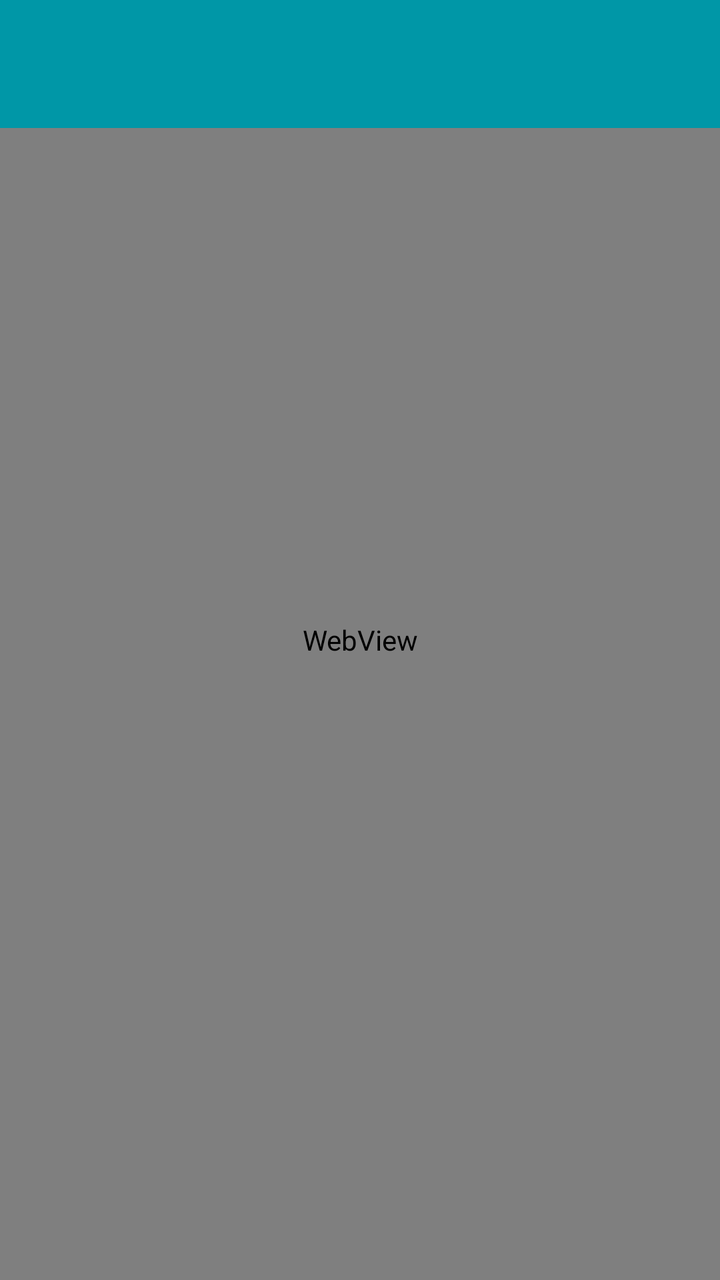
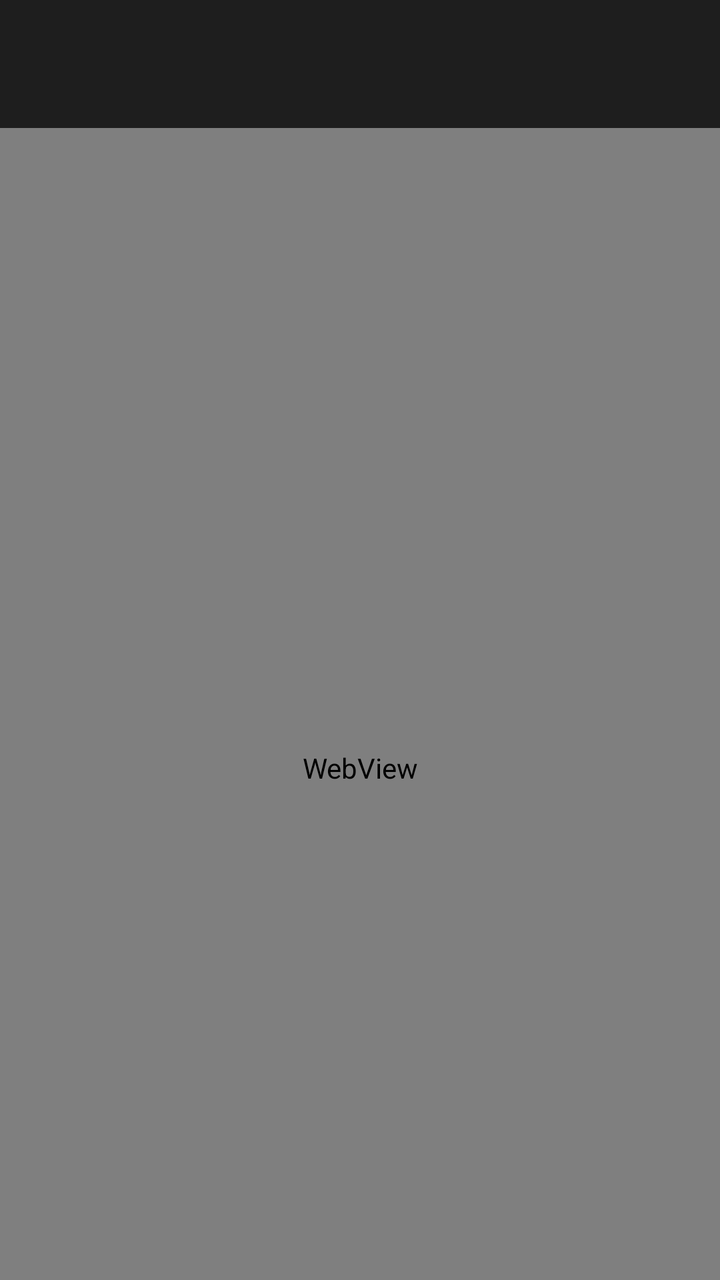

Before-and-after screenshots of an Android layout around one commit, followed by the original layout XML and the change that was made.
<!-- AndroidManifest.xml: application theme Theme.Zaki_Yasri_3TIB -->
<!-- res/layout/activity_web_view.xml -->
<?xml version="1.0" encoding="utf-8"?>
<androidx.coordinatorlayout.widget.CoordinatorLayout xmlns:android="http://schemas.android.com/apk/res/android"
    xmlns:app="http://schemas.android.com/apk/res-auto"
    xmlns:tools="http://schemas.android.com/tools"
    android:id="@+id/main"
    android:layout_width="match_parent"
    android:layout_height="match_parent"
    tools:context=".pertemuan5.WebViewActivity">


    <WebView
        android:id="@+id/webView"
        android:layout_width="match_parent"
        android:layout_height="match_parent"
        app:layout_constraintBottom_toBottomOf="parent"
        app:layout_constraintStart_toEndOf="parent"
        app:layout_constraintTop_toTopOf="parent"
        />
    <com.google.android.material.appbar.AppBarLayout
        android:id="@+id/appbar"
        android:layout_width="match_parent"
        android:layout_height="wrap_content">


        <androidx.appcompat.widget.Toolbar
            android:id="@+id/toolbar"
            android:layout_width="match_parent"
            android:layout_height="?attr/actionBarSize"
            android:background="#0097A7"
            app:subtitleTextColor="@android:color/white"
            app:layout_constraintEnd_toStartOf="parent"
            app:layout_constraintTop_toTopOf="parent"
            app:titleTextColor="@android:color/white"
            app:layout_scrollFlags="scroll|enterAlways"/>
    </com.google.android.material.appbar.AppBarLayout>
</androidx.coordinatorlayout.widget.CoordinatorLayout>
<!-- resources referenced by this layout -->
<resources>
  <style name="Theme.Zaki_Yasri_3TIB" parent="Base.Theme.Zaki_Yasri_3TIB" />
  <style name="Base.Theme.Zaki_Yasri_3TIB" parent="Theme.Material3.DayNight.NoActionBar">
          
          
      </style>
</resources>

<!-- the commit's change to res/layout/activity_web_view.xml (unified diff, before → after) -->
@@ -1,36 +1,28 @@
 <?xml version="1.0" encoding="utf-8"?>
 <androidx.coordinatorlayout.widget.CoordinatorLayout xmlns:android="http://schemas.android.com/apk/res/android"
     xmlns:app="http://schemas.android.com/apk/res-auto"
-    xmlns:tools="http://schemas.android.com/tools"
     android:id="@+id/main"
     android:layout_width="match_parent"
-    android:layout_height="match_parent"
-    tools:context=".pertemuan5.WebViewActivity">
+    android:layout_height="match_parent">
 
+    <com.google.android.material.appbar.AppBarLayout
+        android:id="@+id/appBar"
+        android:layout_width="match_parent"
+        android:layout_height="wrap_content">
+
+        <androidx.appcompat.widget.Toolbar
+            android:id="@+id/toolbar"
+            android:layout_width="match_parent"
+            android:layout_height="?attr/actionBarSize"
+            android:background="@color/nirmana_surface_dark"
+            app:layout_scrollFlags="scroll|enterAlways"
+            app:titleTextColor="@color/nirmana_cream" />
+    </com.google.android.material.appbar.AppBarLayout>
 
     <WebView
         android:id="@+id/webView"
         android:layout_width="match_parent"
         android:layout_height="match_parent"
-        app:layout_constraintBottom_toBottomOf="parent"
-        app:layout_constraintStart_toEndOf="parent"
-        app:layout_constraintTop_toTopOf="parent"
-        />
-    <com.google.android.material.appbar.AppBarLayout
-        android:id="@+id/appbar"
-        android:layout_width="match_parent"
-        android:layout_height="wrap_content">
+        app:layout_behavior="@string/appbar_scrolling_view_behavior" />
 
-
-        <androidx.appcompat.widget.Toolbar
-            android:id="@+id/toolbar"
-            android:layout_width="match_parent"
-            android:layout_height="?attr/actionBarSize"
-            android:background="#0097A7"
-            app:subtitleTextColor="@android:color/white"
-            app:layout_constraintEnd_toStartOf="parent"
-            app:layout_constraintTop_toTopOf="parent"
-            app:titleTextColor="@android:color/white"
-            app:layout_scrollFlags="scroll|enterAlways"/>
-    </com.google.android.material.appbar.AppBarLayout>
 </androidx.coordinatorlayout.widget.CoordinatorLayout>
<!-- resource entries referenced after the edit -->
@@ -1,5 +1,7 @@
 <!-- resources referenced by this layout -->
 <resources>
+  <color name="nirmana_cream">#F4F0E8</color>
+  <color name="nirmana_surface_dark">#1E1E1E</color>
   <style name="Theme.Zaki_Yasri_3TIB" parent="Base.Theme.Zaki_Yasri_3TIB" />
   <style name="Base.Theme.Zaki_Yasri_3TIB" parent="Theme.Material3.DayNight.NoActionBar">
           
